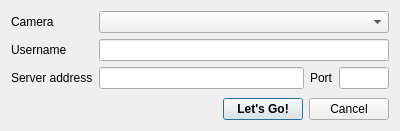
Above: projects/qts3videoclient/src/startupwidget.ui from mfreiholz/ts3video before the change. Below: the same form after it.
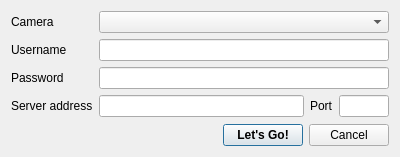
That is the form after the change.

Commit message: Adds possibility for simple server authentication by password.

What changed in the file:
```diff
--- a/projects/qts3videoclient/src/startupwidget.ui
+++ b/projects/qts3videoclient/src/startupwidget.ui
@@ -7,7 +7,7 @@
     <x>0</x>
     <y>0</y>
     <width>400</width>
-    <height>131</height>
+    <height>157</height>
    </rect>
   </property>
   <property name="minimumSize">
@@ -39,7 +39,7 @@
      <item row="1" column="1">
       <widget class="QLineEdit" name="usernameLineEdit"/>
      </item>
-     <item row="2" column="0">
+     <item row="3" column="0">
       <layout class="QHBoxLayout" name="horizontalLayout_3">
        <item>
         <widget class="QLabel" name="serverAddressLabel">
@@ -50,7 +50,7 @@
        </item>
       </layout>
      </item>
-     <item row="2" column="1">
+     <item row="3" column="1">
       <layout class="QHBoxLayout" name="horizontalLayout_2">
        <item>
         <widget class="QLineEdit" name="serverAddress"/>
@@ -74,6 +74,20 @@
        </item>
       </layout>
      </item>
+     <item row="2" column="0">
+      <widget class="QLabel" name="label_2">
+       <property name="text">
+        <string>Password</string>
+       </property>
+      </widget>
+     </item>
+     <item row="2" column="1">
+      <widget class="QLineEdit" name="passwordLineEdit">
+       <property name="echoMode">
+        <enum>QLineEdit::Password</enum>
+       </property>
+      </widget>
+     </item>
     </layout>
    </item>
    <item>
```
The commit also changes 11 other files.
